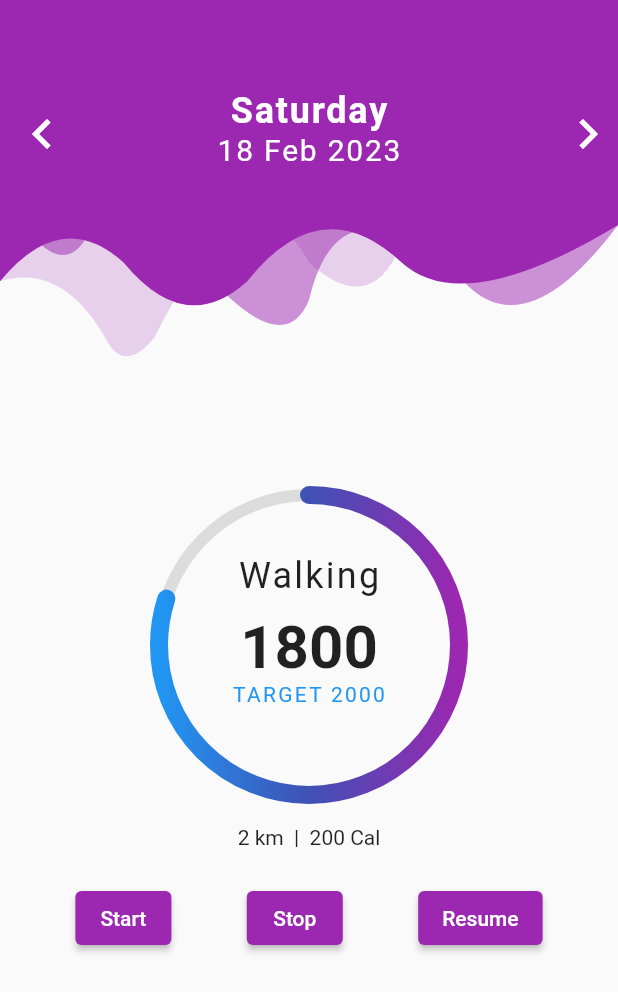
After one commit to tjanhvi/Fitness-Community-App, a Flutter app: the StepTracker screen opened directly, after a tap on the "keyboard arrow left" icon, on a phone screen of 412 x 824 dp. The commit adds this screen. Shown: the top 992 px of the screen. Run offline on Flutter 3.47's test engine with Material 2 defaults, Android fonts, the phone set to English and light mode, and no system bars; our stand-ins replace firebase_auth, firebase_core, pinput, syncfusion_flutter_calendar, syncfusion_flutter_gauges, wave; accounts and stored records are empty.

Commit message:
Added updated app

```diff
--- /dev/null
+++ b/fitness_app/lib/screens/Tracker/Step Tracker/date_time.dart
@@ -0,0 +1,24 @@
+import 'dart:async';
+
+class DateTimeController {
+  DateTime selectedDate = DateTime.now();
+
+  final StreamController<DateTime> _dateStreamController =
+      StreamController<DateTime>();
+
+  Stream<DateTime> get dateStream => _dateStreamController.stream;
+
+  void addDate() {
+    selectedDate = selectedDate.add(Duration(days: 1));
+    _dateStreamController.sink.add(selectedDate);
+  }
+
+  void subtractDate() {
+    selectedDate = selectedDate.subtract(Duration(days: 1));
+    _dateStreamController.sink.add(selectedDate);
+  }
+
+  dispose() {
+    _dateStreamController.close();
+  }
+}
--- /dev/null
+++ b/fitness_app/lib/screens/Tracker/Step Tracker/date_utils.dart
@@ -0,0 +1,4 @@
+import 'package:intl/intl.dart';
+
+var formatterDayOfWeek = DateFormat("EEEE");
+var formatterDate = DateFormat("d MMM y");
--- /dev/null
+++ b/fitness_app/lib/screens/Tracker/Step Tracker/pedometerpg.dart
@@ -0,0 +1,142 @@
+import 'package:flutter/material.dart';
+import 'radialprogress.dart';
+import 'topbar.dart';
+import 'date_time.dart';
+import 'date_utils.dart';
+
+class Pedometer extends StatefulWidget {
+  @override
+  PedometerState createState() => PedometerState();
+}
+
+class PedometerState extends State<Pedometer>
+    with SingleTickerProviderStateMixin {
+  late DateTimeController _dateTimeController;
+  late AnimationController _iconAnimationController;
+
+  @override
+  void initState() {
+    _dateTimeController = DateTimeController();
+    _iconAnimationController =
+        AnimationController(vsync: this, duration: Duration(milliseconds: 400));
+    super.initState();
+  }
+
+  @override
+  void dispose() {
+    _dateTimeController.dispose();
+    _iconAnimationController.dispose();
+    super.dispose();
+  }
+
+  @override
+  Widget build(BuildContext context) {
+    return Scaffold(
+      body: SafeArea(
+        child: Stack(
+          children: <Widget>[
+            Column(
+              children: <Widget>[
+                Stack(
+                  children: <Widget>[
+                    TopBar(),
+                    Positioned(
+                      top: 60.0,
+                      left: 0.0,
+                      right: 0.0,
+                      child: Row(
+                        children: <Widget>[
+                          IconButton(
+                            icon: Icon(
+                              Icons.keyboard_arrow_left_outlined,
+                              color: Colors.white,
+                              size: 40.0,
+                            ),
+                            onPressed: () {
+                              _dateTimeController.subtractDate();
+                            },
+                          ),
+                          StreamBuilder(
+                            stream: _dateTimeController.dateStream,
+                            initialData: _dateTimeController.selectedDate,
+                            builder: (context, snapshot) {
+                              return Expanded(
+                                child: Column(
+                                  children: <Widget>[
+                                    Text(
+                                      formatterDayOfWeek
+                                          .format(snapshot.data as DateTime),
+                                      style: TextStyle(
+                                          fontWeight: FontWeight.bold,
+                                          fontSize: 24.0,
+                                          color: Colors.white,
+                                          letterSpacing: 1.2),
+                                    ),
+                                    Text(
+                                      formatterDate
+                                          .format(snapshot.data as DateTime),
+                                      style: TextStyle(
+                                        fontSize: 20.0,
+                                        color: Colors.white,
+                                        letterSpacing: 1.2,
+                                      ),
+                                    ),
+                                  ],
+                                ),
+                              );
+                            },
+                          ),
+                          IconButton(
+                            icon: Icon(
+                              Icons.keyboard_arrow_right_outlined,
+                              color: Colors.white,
+                              size: 40.0,
+                            ),
+                            onPressed: () {
+                              _dateTimeController.addDate();
+                            },
+                          )
+                        ],
+                      ),
+                    )
+                  ],
+                ),
+                SizedBox(height: 80.0),
+                RadialProgress(),
+                SizedBox(height: 20.0),
+                Center(child: Text("2 km  |  200 Cal")),
+                SizedBox(height: 22.0),
+                Row(
+                  mainAxisAlignment: MainAxisAlignment.spaceEvenly,
+                  children: [
+                    ElevatedButton(
+                      onPressed: () {},
+                      child: Text("Start"),
+                      style: ElevatedButton.styleFrom(
+                        backgroundColor: Colors.purple,
+                      )
+                    ),
+                    ElevatedButton(
+                      onPressed: () {},
+                      child: Text("Stop"),
+                      style: ElevatedButton.styleFrom(
+                        backgroundColor: Colors.purple,
+                      )
+                    ),
+                    ElevatedButton(
+                      onPressed: () {},
+                      child: Text("Resume"),
+                      style: ElevatedButton.styleFrom(
+                        backgroundColor: Colors.purple,
+                      )
+                    ),
+                  ],
+                ),
+              ],
+            ),
+          ],
+        ),
+      ),
+    );
+  }
+}
--- /dev/null
+++ b/fitness_app/lib/screens/Tracker/Step Tracker/radialprogress.dart
@@ -0,0 +1,116 @@
+import 'package:flutter/material.dart';
+import 'package:vector_math/vector_math_64.dart' as math;
+
+class RadialProgress extends StatefulWidget {
+  final double goalCompleted = 0.8;
+
+  @override
+  _RadialProgressState createState() => _RadialProgressState();
+}
+
+class _RadialProgressState extends State<RadialProgress>
+    with SingleTickerProviderStateMixin {
+  late AnimationController _radialProgressAnimationController;
+  late Animation<double> _progressAnimation;
+  final Duration fadeInDuration = Duration(milliseconds: 400);
+  final Duration fillDuration = Duration(seconds: 2);
+
+  double progressDegrees = 0;
+  var count = 0;
+
+  @override
+  void initState() {
+    super.initState();
+    _radialProgressAnimationController =
+        AnimationController(vsync: this, duration: fillDuration);
+    _progressAnimation = Tween(begin: 0.0, end: 360.0).animate(CurvedAnimation(
+        parent: _radialProgressAnimationController, curve: Curves.easeIn))
+      ..addListener(() {
+        setState(() {
+          progressDegrees = widget.goalCompleted * _progressAnimation.value;
+        });
+      });
+
+    _radialProgressAnimationController.forward();
+  }
+
+  @override
+  void dispose() {
+    _radialProgressAnimationController.dispose();
+    super.dispose();
+  }
+
+  @override
+  Widget build(BuildContext context) {
+    return CustomPaint(
+      child: Container(
+        height: 200.0,
+        width: 200.0,
+        padding: EdgeInsets.symmetric(vertical: 40.0),
+        child: AnimatedOpacity(
+          opacity: progressDegrees > 30 ? 1.0 : 0.0,
+          duration: fadeInDuration,
+          child: Column(
+            children: <Widget>[
+              Text(
+                'Walking',
+                style: TextStyle(fontSize: 24.0, letterSpacing: 1.5),
+              ),
+              SizedBox(
+                height: 10.0,
+              ),
+              Text(
+                '1800',
+                style: TextStyle(fontSize: 40.0, fontWeight: FontWeight.bold),
+              ),
+              Text(
+                'TARGET 2000',
+                style: TextStyle(
+                    fontSize: 14.0, color: Colors.blue, letterSpacing: 1.5),
+              ),
+            ],
+          ),
+        ),
+      ),
+      painter: RadialPainter(progressDegrees),
+    );
+  }
+}
+
+class RadialPainter extends CustomPainter {
+  double progressInDegrees;
+
+  RadialPainter(this.progressInDegrees);
+
+  @override
+  void paint(Canvas canvas, Size size) {
+    Paint paint = Paint()
+      ..color = Colors.black12
+      ..strokeCap = StrokeCap.square
+      ..style = PaintingStyle.stroke
+      ..strokeWidth = 8.0;
+
+    Offset center = Offset(size.width / 2, size.height / 2);
+    canvas.drawCircle(center, size.width / 2, paint);
+
+    Paint progressPaint = Paint()
+      ..shader = LinearGradient(
+              colors: [Colors.blue, Colors.indigo, Colors.purple])
+          .createShader(Rect.fromCircle(center: center, radius: size.width / 2))
+      ..strokeCap = StrokeCap.round
+      ..style = PaintingStyle.stroke
+      ..strokeWidth = 12.0;
+
+    canvas.drawArc(
+        Rect.fromCircle(center: center, radius: size.width / 2),
+        math.radians(-90),
+        math.radians(progressInDegrees),
+        false,
+        progressPaint);
+  }
+
+  @override
+  bool shouldRepaint(CustomPainter oldDelegate) {
+    return true;
+  }
+}
--- /dev/null
+++ b/fitness_app/lib/screens/Tracker/Step Tracker/step_tracker.dart
@@ -0,0 +1,16 @@
+import 'package:fitness_app/screens/Tracker/Step%20Tracker/pedometerpg.dart';
+import 'package:flutter/material.dart';
+
+class StepTracker extends StatefulWidget {
+  @override
+  StepTrackerState createState() => StepTrackerState();
+}
+
+class StepTrackerState extends State<StepTracker> {
+  @override
+  Widget build(BuildContext context) {
+    return Scaffold(
+      body: Pedometer(),
+    );
+  }
+}
--- /dev/null
+++ b/fitness_app/lib/screens/Tracker/Step Tracker/topbar.dart
@@ -0,0 +1,75 @@
+import 'package:flutter/material.dart';
+
+class TopBar extends StatelessWidget {
+  @override
+  Widget build(BuildContext context) {
+    return CustomPaint(
+      child: Container(
+        height: 250.0,
+      ),
+      painter: CurvesPainter(),
+    );
+  }
+}
+
+class CurvesPainter extends CustomPainter {
+
+  Color firstColor = Colors.purple;
+  Color secondColor = Colors.purple.withOpacity(0.5);
+  Color thirdColor = Colors.purple.withOpacity(0.2);
+
+  Color greyColor = Color(0xFFE6E6E6);
+  Color darkGreyColor = Color(0xFFB8B2CB);
+
+
+  final appTheme = ThemeData(
+    primarySwatch: Colors.purple,
+  );
+
+  @override
+  void paint(Canvas canvas, Size size) {
+    Path path = Path();
+    Paint paint = Paint();
+
+    path.lineTo(0, size.height * 0.75);
+    path.quadraticBezierTo(size.width * 0.10, size.height * 0.70, size.width * 0.17, size.height * 0.90);
+    path.quadraticBezierTo(size.width * 0.20, size.height, size.width * 0.25, size.height * 0.90);
+    path.quadraticBezierTo(size.width * 0.40, size.height * 0.4, size.width * 0.50, size.height * 0.70);
+    path.quadraticBezierTo(size.width * 0.60, size.height * 0.85, size.width * 0.65, size.height * 0.65);
+    path.quadraticBezierTo(size.width * 0.70, size.height * 0.90, size.width, 0);
+    path.close();
+
+    paint.color = thirdColor;
+    canvas.drawPath(path, paint);
+
+    path = Path();
+    path.lineTo(0, size.height * 0.5);
+    path.quadraticBezierTo(size.width * 0.10, size.height * 0.80, size.width * 0.15, size.height * 0.60);
+    path.quadraticBezierTo(size.width * 0.20, size.height * 0.45, size.width * 0.27, size.height * 0.60);
+    path.quadraticBezierTo(size.width * 0.45, size.height, size.width * 0.50, size.height * 0.80);
+    path.quadraticBezierTo(size.width * 0.55, size.height * 0.45, size.width * 0.75, size.height * 0.75);
+    path.quadraticBezierTo(size.width * 0.85, size.height * 0.93, size.width, size.height * 0.6);
+    path.lineTo(size.width, 0);
+    path.close();
+
+    paint.color = secondColor;
+    canvas.drawPath(path, paint);
+
+    path = Path();
+    path.lineTo(0, size.height * 0.75);
+    path.quadraticBezierTo(size.width * 0.10, size.height * 0.55, size.width * 0.20, size.height * 0.70);
+    path.quadraticBezierTo(size.width * 0.30, size.height * 0.90, size.width * 0.40, size.height * 0.75);
+    path.quadraticBezierTo(size.width * 0.52, size.height * 0.50, size.width * 0.65, size.height * 0.70);
+    path.quadraticBezierTo(size.width * 0.75, size.height * 0.85, size.width, size.height * 0.6);
+    path.lineTo(size.width, 0);
+    path.close();
+
+    paint.color = firstColor;
+    canvas.drawPath(path, paint);
+  }
+
+  @override
+  bool shouldRepaint(CustomPainter oldDelegate) {
+    return oldDelegate != this;
+  }
+}
--- a/fitness_app/lib/screens/homepage_Sections/Sections.dart
+++ b/fitness_app/lib/screens/homepage_Sections/Sections.dart
@@ -1,6 +1,6 @@
 import 'package:fitness_app/screens/Tracker/MedicineTracker/medicine_tracker.dart';
 import 'package:fitness_app/screens/Tracker/SleepTracker/sleep_tracker.dart';
-import 'package:fitness_app/screens/Tracker/StepTracker/step_tracker.dart';
+import 'package:fitness_app/screens/Tracker/Step%20Tracker/step_tracker.dart';
 import 'package:flutter/material.dart';
 
 class Sections extends StatefulWidget {
@@ -165,7 +165,7 @@ class _SectionsState extends State<Sections> {
                             Navigator.push(
                                 context,
                                 MaterialPageRoute(
-                                    builder: (context) => const StepTracker()));
+                                    builder: (context) => StepTracker()));
                           },
                           child: Material(
                             elevation: 5,
--- a/fitness_app/lib/screens/login_signup/otp.dart
+++ b/fitness_app/lib/screens/login_signup/otp.dart
@@ -1,5 +1,5 @@
 import 'package:firebase_auth/firebase_auth.dart';
-import 'package:fitness_app/main.dart';
+import 'package:fitness_app/screens/Homepage_Sections/homepage.dart';
 import 'package:fitness_app/screens/login_signup/phone.dart';
 import 'package:flutter/material.dart';
 import 'package:pinput/pinput.dart';
@@ -112,18 +112,22 @@ class _MyVerifyState extends State<MyVerify> {
                         primary: Colors.purple,
                         shape: RoundedRectangleBorder(
                             borderRadius: BorderRadius.circular(10))),
-                    onPressed: () async {
-                      try {
-                        PhoneAuthCredential credential = PhoneAuthProvider.credential(verificationId: MyPhone.verify, smsCode: code);
+                    // onPressed: () async {
+                    //   try {
+                    //     PhoneAuthCredential credential = PhoneAuthProvider.credential(verificationId: MyPhone.verify, smsCode: code);
 
-                      // Sign the user in (or link) with the credential
-                      await auth.signInWithCredential(credential);
-                      Navigator.pushNamedAndRemoveUntil(context, 'homepage', (route) => false);
-                      }
-                      catch (e) {
-                        print("Wrong OTP");
-                      }
-                    },
+                    //   // Sign the user in (or link) with the credential
+                    //   await auth.signInWithCredential(credential);
+                    //   Navigator.pushNamedAndRemoveUntil(context, 'homepage', (route) => false);
+                    //   }
+                    //   catch (e) {
+                    //     print("Wrong OTP");
+                    //   }
+                    // },
+                    onPressed: () => Navigator.push (
+                          context,
+                          MaterialPageRoute(builder: (context) => HomePage()),
+                        ),
                     child: Text("Verify Phone Number")),
               ),
               Row(
--- a/fitness_app/lib/screens/login_signup/phone.dart
+++ b/fitness_app/lib/screens/login_signup/phone.dart
@@ -112,22 +112,26 @@ class _MyPhoneState extends State<MyPhone> {
                         primary: Colors.purple,
                         shape: RoundedRectangleBorder(
                             borderRadius: BorderRadius.circular(10))),
-                    onPressed: () async {
-                      await FirebaseAuth.instance.verifyPhoneNumber(
-                        phoneNumber: '${countryController.text+phone}',
-                        verificationCompleted: (PhoneAuthCredential credential) {},
-                        verificationFailed: (FirebaseAuthException e) {},
-                        codeSent: (String verificationId, int? resendToken) {
-                          MyPhone.verify = verificationId;
-                          Navigator.push (
-                            context,
-                            MaterialPageRoute(builder: (context) => MyVerify()),
-                          );
-                        },
-                        codeAutoRetrievalTimeout: (String verificationId) {},
-                      );
+                    // onPressed: () async {
+                    //   await FirebaseAuth.instance.verifyPhoneNumber(
+                    //     phoneNumber: '${countryController.text+phone}',
+                    //     verificationCompleted: (PhoneAuthCredential credential) {},
+                    //     verificationFailed: (FirebaseAuthException e) {},
+                    //     codeSent: (String verificationId, int? resendToken) {
+                    //       MyPhone.verify = verificationId;
+                    //       Navigator.push (
+                    //         context,
+                    //         MaterialPageRoute(builder: (context) => MyVerify()),
+                    //       );
+                    //     },
+                    //     codeAutoRetrievalTimeout: (String verificationId) {},
+                    //   );
 
-                    },
+                    // },
+                    onPressed: () => Navigator.push (
+                      context,
+                      MaterialPageRoute(builder: (context) => MyVerify()),
+                    ),
                     child: Text("Send the code")),
               )
             ],
```
